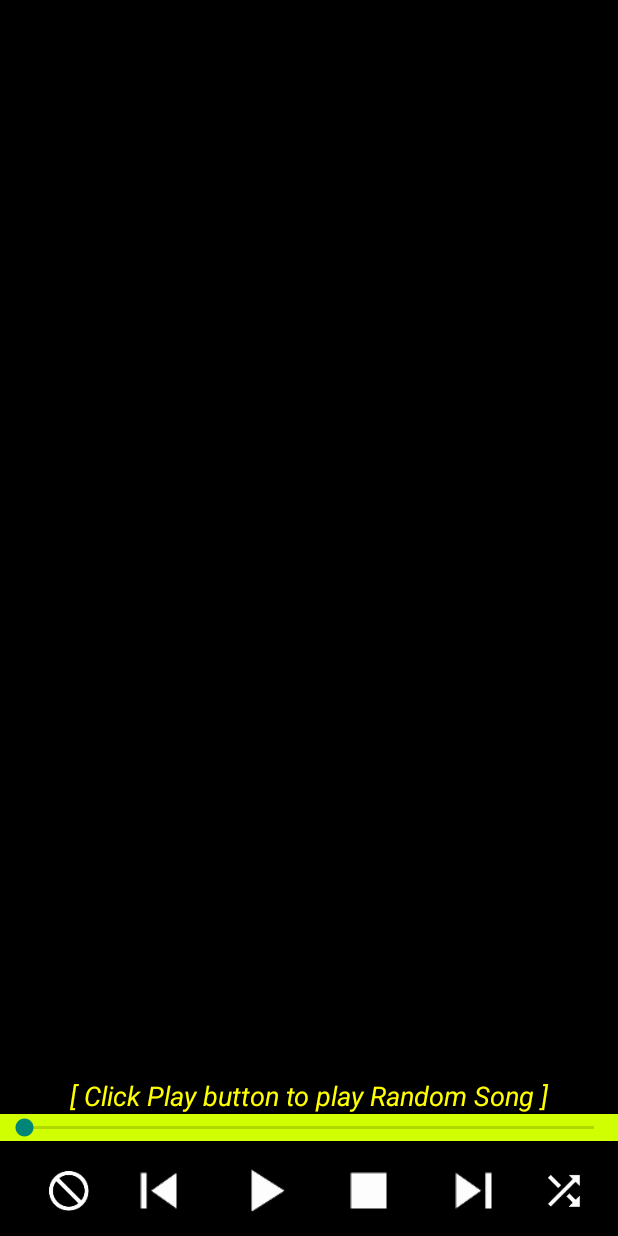
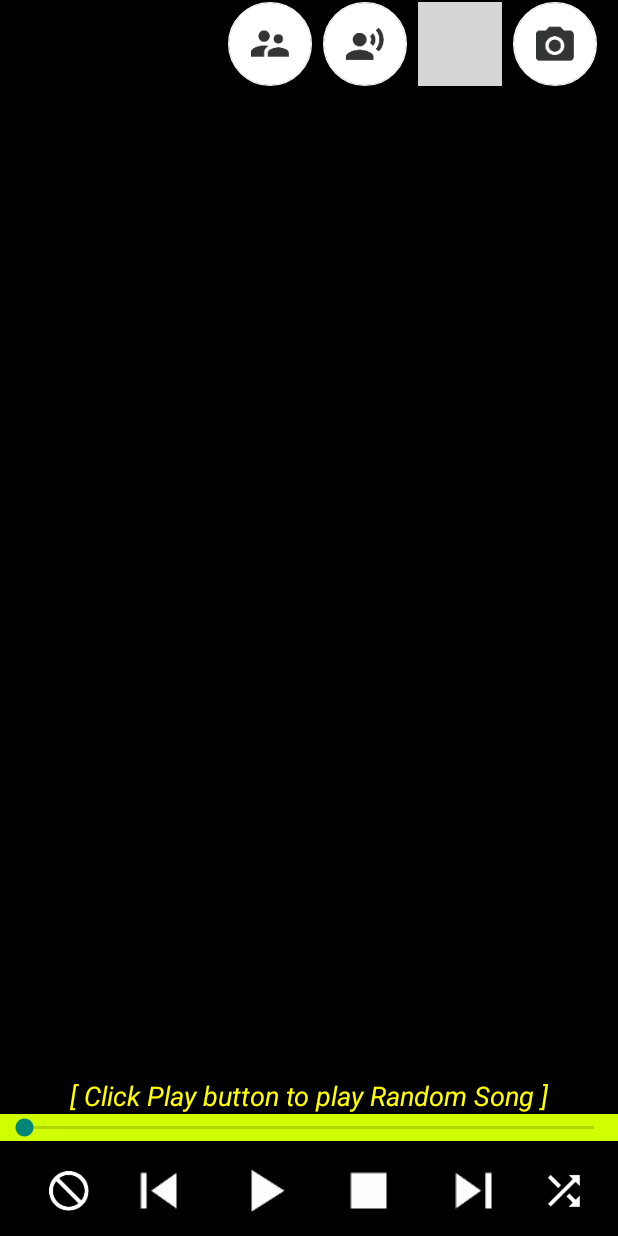
Before and after one commit to complexgene/MoodOff, an Android app: the layout fragment_generic_mood.xml on its own in the app's theme, with its tools: preview values and no code run, on a phone screen of 412 x 824 dp. Run offline under Robolectric (Android 15) with nearby library versions, the phone set to English and light mode, and no system bars; grey boxes are pictures that could not be loaded.

Commit message:
Shuffle the collections of songs so that random songs gets played. Final integration of mediaplayer.

```diff
--- a/app/src/main/java/com/moodoff/GenericMood.java
+++ b/app/src/main/java/com/moodoff/GenericMood.java
@@ -466,7 +466,8 @@ public class GenericMood extends Fragment implements View.OnClickListener{
             currentIndex = currentplayList.indexOf(currentPlayingSongs);
         } catch(Exception e){
             toastError(e.getMessage());
-            releaseMediaPlayerObject();}
+            releaseMediaPlayerObject();
+        }
     }
 
     //Read the text file similar to activityName and return an listOfSong
@@ -479,10 +480,10 @@ public class GenericMood extends Fragment implements View.OnClickListener{
             InputStreamReader isr = new InputStreamReader(assMgr.open("playlist.txt"));
             BufferedReader br = new BufferedReader(isr);
             String song = "";
-            song=br.readLine();
             while((song=br.readLine())!=null) {
                 listOfSong.add(song);
             }
+            Collections.shuffle(listOfSong);
             return(listOfSong);
         } catch(Exception e){toastError(e.getMessage()); return(null);}
     }
--- a/app/src/main/res/layout/fragment_generic_mood.xml
+++ b/app/src/main/res/layout/fragment_generic_mood.xml
@@ -9,9 +9,9 @@
     <!-- TODO: Update blank fragment layout -->
 
 
-    <LinearLayout
+    <RelativeLayout
         android:layout_width="match_parent"
-        android:layout_height="wrap_content"
+        android:layout_height="match_parent"
         android:background="#000000"
         android:layout_gravity="fill_horizontal"
         android:id="@+id/floatingButtons"
@@ -20,7 +20,7 @@
             android:layout_width="wrap_content"
             android:layout_height="wrap_content"
             android:layout_marginTop="1dp"
-            android:layout_marginRight="7dp"
+            android:layout_marginRight="14dp"
             app:backgroundTint="#ffffff"
             android:layout_alignParentTop="true"
             android:layout_alignParentRight="true"
@@ -63,12 +63,12 @@
             android:layout_toLeftOf="@+id/btn_changemood"
             android:layout_toStartOf="@+id/btn_changemood"
             android:layout_marginEnd="7dp" />
-    </LinearLayout>
+    </RelativeLayout>
 
     <RelativeLayout
-
         android:layout_width="match_parent"
         android:layout_height="match_parent"
+        android:layout_marginTop="59dp"
         android:id="@+id/moodpage"
         android:background="#000000"
         >
```
